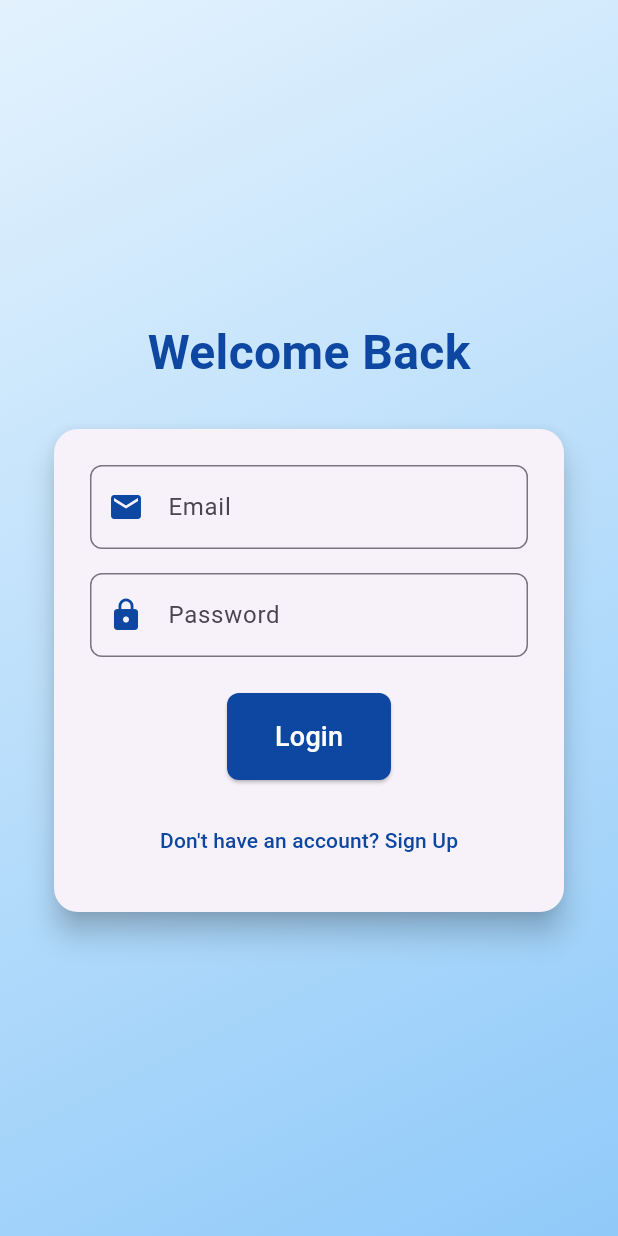
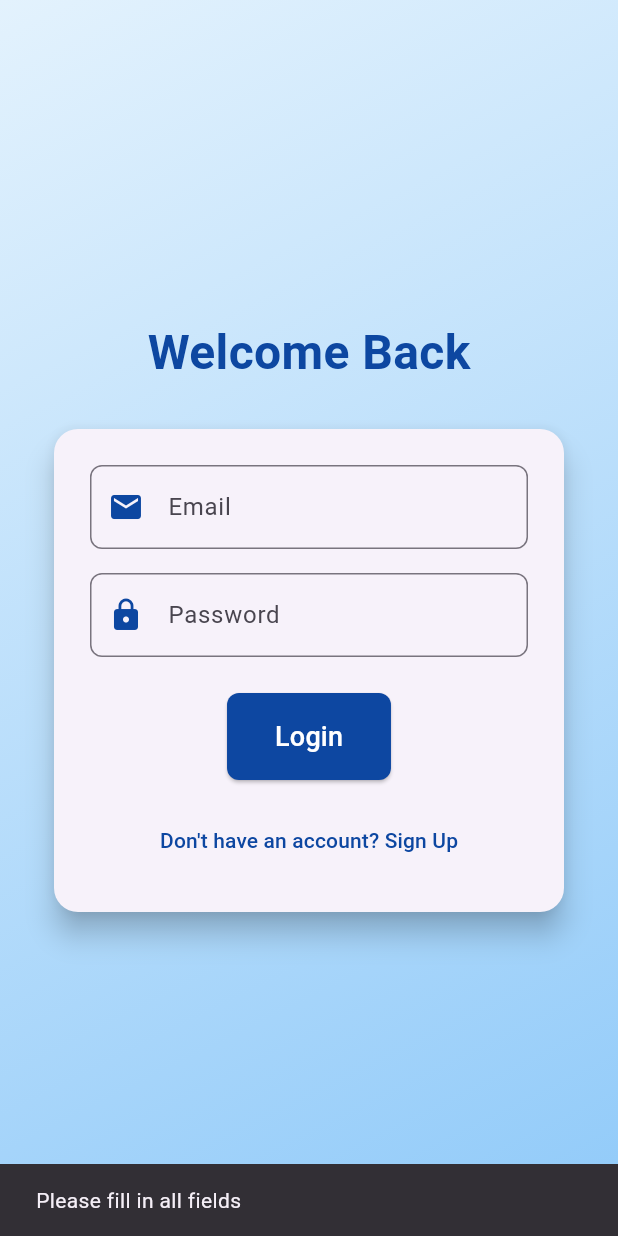
Before and after one commit to nightskycomet/VPool_Senior_Project, a Flutter app: the screen it shows after launch, after a tap on "Login", on a phone screen of 412 x 824 dp. Run offline on Flutter 3.47's test engine with Material 3 defaults, Android fonts, the phone set to English and light mode, and no system bars; our stand-ins replace firebase_auth, firebase_core, firebase_database; accounts and stored records are empty.

Commit message:
Adding login, registration and a simple home page

```diff
--- a/lib/main.dart
+++ b/lib/main.dart
@@ -1,10 +1,12 @@
 import 'package:flutter/material.dart';
 import '/screens/login_page.dart';
+import '/screens/home_page.dart'; // Import your home page
 import 'package:firebase_core/firebase_core.dart';
 import 'firebase_options.dart';
 
 void main() async {
-    await Firebase.initializeApp(
+  WidgetsFlutterBinding.ensureInitialized();
+  await Firebase.initializeApp(
     options: DefaultFirebaseOptions.currentPlatform,
   );
   runApp(const MyApp());
@@ -20,7 +22,11 @@ class MyApp extends StatelessWidget {
       theme: ThemeData(
         primarySwatch: Colors.blue,
       ),
-      home: const LoginPage(), // Set LoginPage as the home screen
+      initialRoute: '/',
+      routes: {
+        '/': (context) => const LoginPage(), // Login page as the initial route
+        '/home': (context) => const HomePage(), // Define the home route
+      },
     );
   }
 }
--- a/lib/screens/login_page.dart
+++ b/lib/screens/login_page.dart
@@ -1,9 +1,6 @@
-import 'package:firebase_database/firebase_database.dart';
+import 'package:firebase_auth/firebase_auth.dart';
 import 'package:flutter/material.dart';
-import 'package:http/http.dart' as http;
-import 'dart:convert';
 import 'registration_page.dart';
-
 
 class LoginPage extends StatefulWidget {
   const LoginPage({super.key});
@@ -15,43 +12,45 @@ class LoginPage extends StatefulWidget {
 class _LoginPageState extends State<LoginPage> {
   final _emailController = TextEditingController();
   final _passwordController = TextEditingController();
+  final FirebaseAuth _auth = FirebaseAuth.instance;
 
   Future<void> _loginWithEmailPassword() async {
-    FirebaseDatabase database = FirebaseDatabase.instance;
-    final firebaseApp = database.app;
-    final rtdb = FirebaseDatabase.instanceFor(app: firebaseApp, databaseURL: 'https://console.firebase.google.com/u/0/project/vpool-c8fdb/database/vpool-c8fdb-default-rtdb/data/~2F?fb_gclid=Cj0KCQiA_NC9BhCkARIsABSnSTYF-a4auabfDxKaXKUa8a0Jn9ZHIRv-m8rtzr5-QWE3ZdXewdpiuPUaArEcEALw_wcB');
-
-
-
     final email = _emailController.text.trim();
     final password = _passwordController.text.trim();
 
-    var test = await rtdb.ref('/User/1/createdAt').get();
-    print(test);
-
     if (email.isEmpty || password.isEmpty) {
       ScaffoldMessenger.of(context).showSnackBar(
-        SnackBar(content: Text('Please fill in all fields')),
+        const SnackBar(content: Text('Please fill in all fields')),
       );
       return;
     }
 
-    // Send login request to Serverpod
-    final response = await http.post(
-      Uri.parse('http://localhost:8080/loginUser'), // Replace with your Serverpod endpoint
-      body: jsonEncode({'email': email, 'password': password}),
-      headers: {'Content-Type': 'application/json'},
-    );
+    try {
+      // Sign in with Firebase Authentication
+      final UserCredential userCredential =
+          await _auth.signInWithEmailAndPassword(
+        email: email,
+        password: password,
+      );
 
-    if (response.statusCode == 200) {
-      // Handle successful login
-      final data = jsonDecode(response.body);
-      print('Login successful: ${data['message']}');
-      Navigator.pushReplacementNamed(context, '/home'); // Navigate to home page
-    } else {
-      // Handle login error
+      // If login is successful, navigate to the home page
+      if (userCredential.user != null) {
+        Navigator.pushReplacementNamed(
+            context, '/home'); // Use the correct route name
+      }
+    } on FirebaseAuthException catch (e) {
+      String errorMessage = 'Login failed. Please try again.';
+      if (e.code == 'user-not-found') {
+        errorMessage = 'No user found for this email.';
+      } else if (e.code == 'wrong-password') {
+        errorMessage = 'Incorrect password.';
+      }
       ScaffoldMessenger.of(context).showSnackBar(
-        SnackBar(content: Text('Login failed: ${response.body}')),
+        SnackBar(content: Text(errorMessage)),
+      );
+    } catch (e) {
+      ScaffoldMessenger.of(context).showSnackBar(
+        SnackBar(content: Text('An error occurred. Please try again.')),
       );
     }
   }
@@ -95,7 +94,8 @@ class _LoginPageState extends State<LoginPage> {
                           controller: _emailController,
                           decoration: InputDecoration(
                             labelText: 'Email',
-                            prefixIcon: Icon(Icons.email, color: Colors.blue.shade900),
+                            prefixIcon:
+                                Icon(Icons.email, color: Colors.blue.shade900),
                             border: OutlineInputBorder(
                               borderRadius: BorderRadius.circular(8),
                             ),
@@ -106,7 +106,8 @@ class _LoginPageState extends State<LoginPage> {
                           controller: _passwordController,
                           decoration: InputDecoration(
                             labelText: 'Password',
-                            prefixIcon: Icon(Icons.lock, color: Colors.blue.shade900),
+                            prefixIcon:
+                                Icon(Icons.lock, color: Colors.blue.shade900),
                             border: OutlineInputBorder(
                               borderRadius: BorderRadius.circular(8),
                             ),
@@ -118,7 +119,8 @@ class _LoginPageState extends State<LoginPage> {
                           onPressed: _loginWithEmailPassword,
                           style: ElevatedButton.styleFrom(
                             backgroundColor: Colors.blue.shade900,
-                            padding: EdgeInsets.symmetric(horizontal: 32, vertical: 16),
+                            padding: EdgeInsets.symmetric(
+                                horizontal: 32, vertical: 16),
                             shape: RoundedRectangleBorder(
                               borderRadius: BorderRadius.circular(8),
                             ),
@@ -133,7 +135,8 @@ class _LoginPageState extends State<LoginPage> {
                           onPressed: () {
                             Navigator.push(
                               context,
-                              MaterialPageRoute(builder: (context) => RegistrationPage()),
+                              MaterialPageRoute(
+                                  builder: (context) => RegistrationPage()),
                             );
                           },
                           child: Text(
```
Also changed, not shown: lib/screens/home_page.dart (added, +17 -0 lines), lib/screens/registration_page.dart (+39 -11 lines), pubspec.yaml (+5 -6 lines), pubspec.lock, 3 other files.
